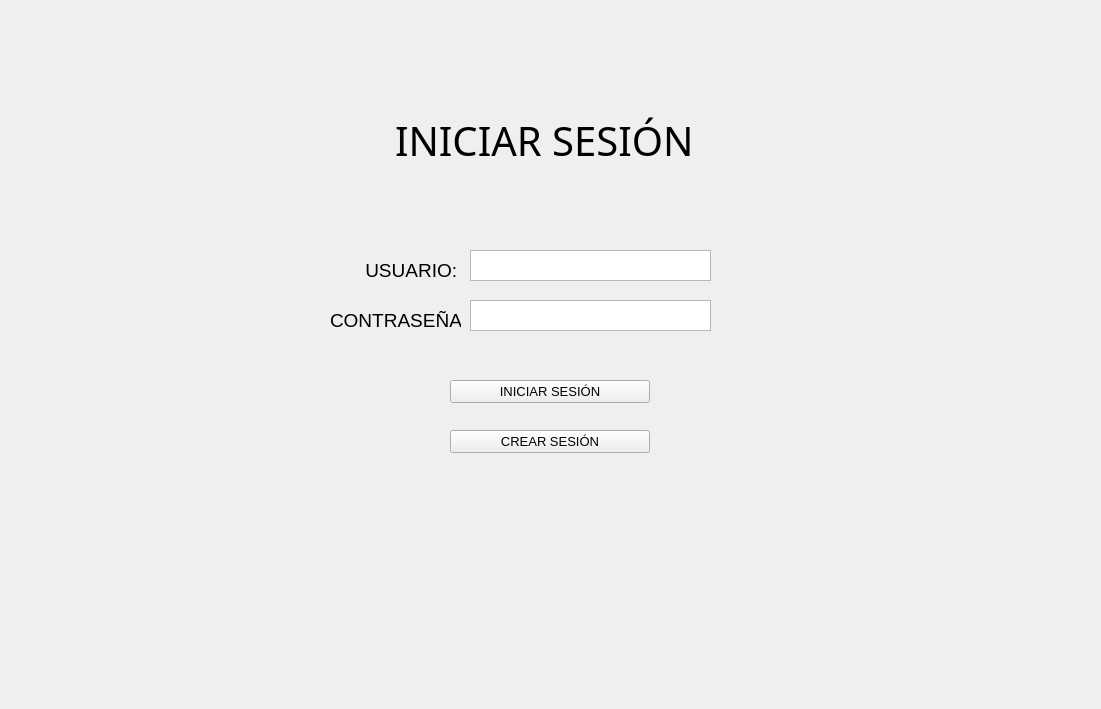
This is diseno.ui in joanmase/Projecte as Qt 5 draws it before an edit. The edited form follows.
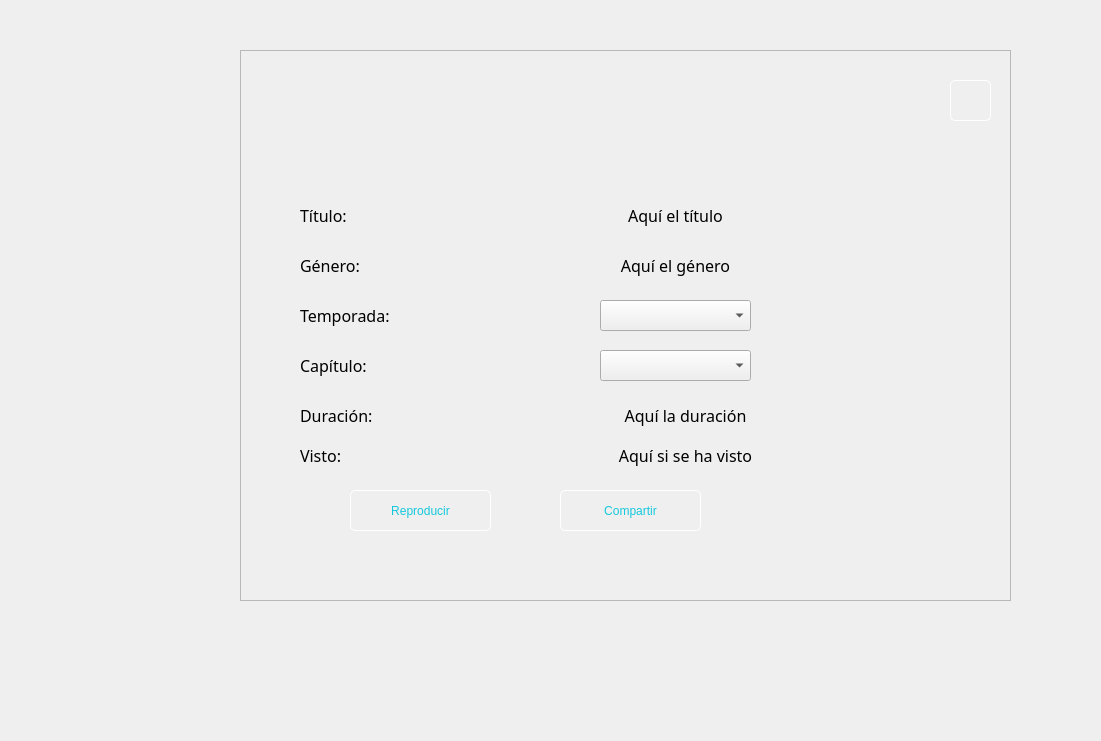
This is the edited form. Icons and pictures are not drawn.

```diff
--- a/diseno.ui
+++ b/diseno.ui
@@ -7,7 +7,7 @@
     <x>0</x>
     <y>0</y>
     <width>1101</width>
-    <height>709</height>
+    <height>741</height>
    </rect>
   </property>
   <property name="font">
@@ -33,158 +33,6 @@
     <property name="currentIndex">
      <number>0</number>
     </property>
-    <widget class="QWidget" name="page_3">
-     <widget class="QLabel" name="label_29">
-      <property name="geometry">
-       <rect>
-        <x>320</x>
-        <y>300</y>
-        <width>131</width>
-        <height>21</height>
-       </rect>
-      </property>
-      <property name="font">
-       <font>
-        <pointsize>14</pointsize>
-        <weight>50</weight>
-        <bold>false</bold>
-       </font>
-      </property>
-      <property name="text">
-       <string>CONTRASEÑA:</string>
-      </property>
-     </widget>
-     <widget class="QLabel" name="label_28">
-      <property name="geometry">
-       <rect>
-        <x>350</x>
-        <y>250</y>
-        <width>101</width>
-        <height>21</height>
-       </rect>
-      </property>
-      <property name="font">
-       <font>
-        <pointsize>14</pointsize>
-        <weight>50</weight>
-        <bold>false</bold>
-       </font>
-      </property>
-      <property name="text">
-       <string> USUARIO:</string>
-      </property>
-     </widget>
-     <widget class="QPushButton" name="pushButton">
-      <property name="geometry">
-       <rect>
-        <x>440</x>
-        <y>370</y>
-        <width>200</width>
-        <height>23</height>
-       </rect>
-      </property>
-      <property name="font">
-       <font>
-        <pointsize>10</pointsize>
-        <weight>50</weight>
-        <bold>false</bold>
-       </font>
-      </property>
-      <property name="text">
-       <string>INICIAR SESIÓN</string>
-      </property>
-     </widget>
-     <widget class="QTextBrowser" name="textBrowser_3">
-      <property name="geometry">
-       <rect>
-        <x>460</x>
-        <y>290</y>
-        <width>241</width>
-        <height>31</height>
-       </rect>
-      </property>
-      <property name="font">
-       <font>
-        <pointsize>12</pointsize>
-        <weight>50</weight>
-        <bold>false</bold>
-       </font>
-      </property>
-      <property name="html">
-       <string>&lt;!DOCTYPE HTML PUBLIC &quot;-//W3C//DTD HTML 4.0//EN&quot; &quot;http://www.w3.org/TR/REC-html40/strict.dtd&quot;&gt;
-&lt;html&gt;&lt;head&gt;&lt;meta name=&quot;qrichtext&quot; content=&quot;1&quot; /&gt;&lt;style type=&quot;text/css&quot;&gt;
-p, li { white-space: pre-wrap; }
-&lt;/style&gt;&lt;/head&gt;&lt;body style=&quot; font-family:'MS Shell Dlg 2'; font-size:12pt; font-weight:400; font-style:normal;&quot;&gt;
-&lt;p style=&quot;-qt-paragraph-type:empty; margin-top:0px; margin-bottom:0px; margin-left:0px; margin-right:0px; -qt-block-indent:0; text-indent:0px;&quot;&gt;&lt;br /&gt;&lt;/p&gt;&lt;/body&gt;&lt;/html&gt;</string>
-      </property>
-     </widget>
-     <widget class="QPushButton" name="pushButton_2">
-      <property name="geometry">
-       <rect>
-        <x>440</x>
-        <y>420</y>
-        <width>200</width>
-        <height>23</height>
-       </rect>
-      </property>
-      <property name="font">
-       <font>
-        <pointsize>10</pointsize>
-        <weight>50</weight>
-        <bold>false</bold>
-       </font>
-      </property>
-      <property name="text">
-       <string>CREAR SESIÓN</string>
-      </property>
-     </widget>
-     <widget class="QLabel" name="label_27">
-      <property name="geometry">
-       <rect>
-        <x>385</x>
-        <y>80</y>
-        <width>310</width>
-        <height>100</height>
-       </rect>
-      </property>
-      <property name="font">
-       <font>
-        <family>Shrikhand</family>
-        <pointsize>30</pointsize>
-        <weight>50</weight>
-        <italic>false</italic>
-        <bold>false</bold>
-       </font>
-      </property>
-      <property name="text">
-       <string>INICIAR SESIÓN</string>
-      </property>
-     </widget>
-     <widget class="QTextBrowser" name="textBrowser_2">
-      <property name="geometry">
-       <rect>
-        <x>460</x>
-        <y>240</y>
-        <width>241</width>
-        <height>31</height>
-       </rect>
-      </property>
-      <property name="font">
-       <font>
-        <pointsize>12</pointsize>
-        <weight>50</weight>
-        <bold>false</bold>
-       </font>
-      </property>
-      <property name="html">
-       <string>&lt;!DOCTYPE HTML PUBLIC &quot;-//W3C//DTD HTML 4.0//EN&quot; &quot;http://www.w3.org/TR/REC-html40/strict.dtd&quot;&gt;
-&lt;html&gt;&lt;head&gt;&lt;meta name=&quot;qrichtext&quot; content=&quot;1&quot; /&gt;&lt;style type=&quot;text/css&quot;&gt;
-p, li { white-space: pre-wrap; }
-&lt;/style&gt;&lt;/head&gt;&lt;body style=&quot; font-family:'MS Shell Dlg 2'; font-size:12pt; font-weight:400; font-style:normal;&quot;&gt;
-&lt;p style=&quot;-qt-paragraph-type:empty; margin-top:0px; margin-bottom:0px; margin-left:0px; margin-right:0px; -qt-block-indent:0; text-indent:0px;&quot;&gt;&lt;br /&gt;&lt;/p&gt;&lt;/body&gt;&lt;/html&gt;</string>
-      </property>
-     </widget>
-    </widget>
     <widget class="QWidget" name="page">
      <widget class="QFrame" name="frame_amigos">
       <property name="geometry">
@@ -872,6 +720,373 @@
       </widget>
      </widget>
     </widget>
+    <widget class="QWidget" name="page_3">
+     <widget class="QFrame" name="frame_2">
+      <property name="geometry">
+       <rect>
+        <x>230</x>
+        <y>40</y>
+        <width>771</width>
+        <height>551</height>
+       </rect>
+      </property>
+      <property name="styleSheet">
+       <string notr="true">QPushButton{
+font: 87 12pt &quot;Arial Black&quot;;
+background-color: #000000ff;
+color: rgb(20, 200, 220);
+border-radius: 5px;
+border: 1px solid white;
+
+}
+
+QLabel{
+font: 87 12pt &quot;Arial Black&quot;;
+color: #000000;
+
+}
+
+
+QPushButton:hover{
+background-color: white;
+}</string>
+      </property>
+      <property name="frameShape">
+       <enum>QFrame::StyledPanel</enum>
+      </property>
+      <property name="frameShadow">
+       <enum>QFrame::Raised</enum>
+      </property>
+      <widget class="QLabel" name="visto_2">
+       <property name="geometry">
+        <rect>
+         <x>300</x>
+         <y>380</y>
+         <width>291</width>
+         <height>51</height>
+        </rect>
+       </property>
+       <property name="font">
+        <font>
+         <family>Arial Black</family>
+         <pointsize>12</pointsize>
+         <weight>10</weight>
+         <italic>false</italic>
+         <bold>false</bold>
+        </font>
+       </property>
+       <property name="text">
+        <string>Aquí si se ha visto</string>
+       </property>
+       <property name="textFormat">
+        <enum>Qt::RichText</enum>
+       </property>
+       <property name="alignment">
+        <set>Qt::AlignCenter</set>
+       </property>
+      </widget>
+      <widget class="QComboBox" name="capitulo">
+       <property name="geometry">
+        <rect>
+         <x>360</x>
+         <y>300</y>
+         <width>151</width>
+         <height>31</height>
+        </rect>
+       </property>
+      </widget>
+      <widget class="QLabel" name="genero_2">
+       <property name="geometry">
+        <rect>
+         <x>290</x>
+         <y>190</y>
+         <width>291</width>
+         <height>51</height>
+        </rect>
+       </property>
+       <property name="font">
+        <font>
+         <family>Arial Black</family>
+         <pointsize>12</pointsize>
+         <weight>10</weight>
+         <italic>false</italic>
+         <bold>false</bold>
+        </font>
+       </property>
+       <property name="text">
+        <string>Aquí el género</string>
+       </property>
+       <property name="textFormat">
+        <enum>Qt::RichText</enum>
+       </property>
+       <property name="alignment">
+        <set>Qt::AlignCenter</set>
+       </property>
+      </widget>
+      <widget class="QPushButton" name="Compartir_2">
+       <property name="geometry">
+        <rect>
+         <x>320</x>
+         <y>440</y>
+         <width>141</width>
+         <height>41</height>
+        </rect>
+       </property>
+       <property name="text">
+        <string>Compartir</string>
+       </property>
+      </widget>
+      <widget class="QPushButton" name="Reproducir_3">
+       <property name="geometry">
+        <rect>
+         <x>710</x>
+         <y>30</y>
+         <width>41</width>
+         <height>41</height>
+        </rect>
+       </property>
+       <property name="styleSheet">
+        <string notr="true">border-image: url(:/prefijoNuevo/Cine/58253.png);
+hover{
+background-color: white;
+}
+</string>
+       </property>
+       <property name="text">
+        <string/>
+       </property>
+      </widget>
+      <widget class="QPushButton" name="Reproducir_4">
+       <property name="geometry">
+        <rect>
+         <x>110</x>
+         <y>440</y>
+         <width>141</width>
+         <height>41</height>
+        </rect>
+       </property>
+       <property name="text">
+        <string>Reproducir</string>
+       </property>
+      </widget>
+      <widget class="QLabel" name="label_28">
+       <property name="geometry">
+        <rect>
+         <x>60</x>
+         <y>140</y>
+         <width>151</width>
+         <height>51</height>
+        </rect>
+       </property>
+       <property name="font">
+        <font>
+         <family>Arial Black</family>
+         <pointsize>12</pointsize>
+         <weight>10</weight>
+         <italic>false</italic>
+         <bold>false</bold>
+        </font>
+       </property>
+       <property name="text">
+        <string>Título:</string>
+       </property>
+       <property name="textFormat">
+        <enum>Qt::RichText</enum>
+       </property>
+      </widget>
+      <widget class="QLabel" name="label_31">
+       <property name="geometry">
+        <rect>
+         <x>60</x>
+         <y>290</y>
+         <width>211</width>
+         <height>51</height>
+        </rect>
+       </property>
+       <property name="font">
+        <font>
+         <family>Arial Black</family>
+         <pointsize>12</pointsize>
+         <weight>10</weight>
+         <italic>false</italic>
+         <bold>false</bold>
+        </font>
+       </property>
+       <property name="text">
+        <string>Capítulo:</string>
+       </property>
+       <property name="textFormat">
+        <enum>Qt::RichText</enum>
+       </property>
+      </widget>
+      <widget class="QComboBox" name="temporada">
+       <property name="geometry">
+        <rect>
+         <x>360</x>
+         <y>250</y>
+         <width>151</width>
+         <height>31</height>
+        </rect>
+       </property>
+      </widget>
+      <widget class="QLabel" name="titulo_2">
+       <property name="geometry">
+        <rect>
+         <x>290</x>
+         <y>140</y>
+         <width>291</width>
+         <height>51</height>
+        </rect>
+       </property>
+       <property name="font">
+        <font>
+         <family>Arial Black</family>
+         <pointsize>12</pointsize>
+         <weight>10</weight>
+         <italic>false</italic>
+         <bold>false</bold>
+        </font>
+       </property>
+       <property name="text">
+        <string>Aquí el título</string>
+       </property>
+       <property name="textFormat">
+        <enum>Qt::RichText</enum>
+       </property>
+       <property name="alignment">
+        <set>Qt::AlignCenter</set>
+       </property>
+      </widget>
+      <widget class="QLabel" name="label_30">
+       <property name="geometry">
+        <rect>
+         <x>60</x>
+         <y>380</y>
+         <width>211</width>
+         <height>51</height>
+        </rect>
+       </property>
+       <property name="font">
+        <font>
+         <family>Arial Black</family>
+         <pointsize>12</pointsize>
+         <weight>10</weight>
+         <italic>false</italic>
+         <bold>false</bold>
+        </font>
+       </property>
+       <property name="text">
+        <string>Visto:</string>
+       </property>
+       <property name="textFormat">
+        <enum>Qt::RichText</enum>
+       </property>
+      </widget>
+      <widget class="QLabel" name="label_27">
+       <property name="geometry">
+        <rect>
+         <x>60</x>
+         <y>190</y>
+         <width>211</width>
+         <height>51</height>
+        </rect>
+       </property>
+       <property name="font">
+        <font>
+         <family>Arial Black</family>
+         <pointsize>12</pointsize>
+         <weight>10</weight>
+         <italic>false</italic>
+         <bold>false</bold>
+        </font>
+       </property>
+       <property name="text">
+        <string>Género:</string>
+       </property>
+       <property name="textFormat">
+        <enum>Qt::RichText</enum>
+       </property>
+      </widget>
+      <widget class="QLabel" name="label_29">
+       <property name="geometry">
+        <rect>
+         <x>60</x>
+         <y>240</y>
+         <width>211</width>
+         <height>51</height>
+        </rect>
+       </property>
+       <property name="font">
+        <font>
+         <family>Arial Black</family>
+         <pointsize>12</pointsize>
+         <weight>10</weight>
+         <italic>false</italic>
+         <bold>false</bold>
+        </font>
+       </property>
+       <property name="text">
+        <string>Temporada:</string>
+       </property>
+       <property name="textFormat">
+        <enum>Qt::RichText</enum>
+       </property>
+      </widget>
+      <widget class="QLabel" name="duracion_2">
+       <property name="geometry">
+        <rect>
+         <x>60</x>
+         <y>340</y>
+         <width>211</width>
+         <height>51</height>
+        </rect>
+       </property>
+       <property name="font">
+        <font>
+         <family>Arial Black</family>
+         <pointsize>12</pointsize>
+         <weight>10</weight>
+         <italic>false</italic>
+         <bold>false</bold>
+        </font>
+       </property>
+       <property name="text">
+        <string>Duración:</string>
+       </property>
+       <property name="textFormat">
+        <enum>Qt::RichText</enum>
+       </property>
+      </widget>
+      <widget class="QLabel" name="visto_3">
+       <property name="geometry">
+        <rect>
+         <x>300</x>
+         <y>340</y>
+         <width>291</width>
+         <height>51</height>
+        </rect>
+       </property>
+       <property name="font">
+        <font>
+         <family>Arial Black</family>
+         <pointsize>12</pointsize>
+         <weight>10</weight>
+         <italic>false</italic>
+         <bold>false</bold>
+        </font>
+       </property>
+       <property name="text">
+        <string>Aquí la duración</string>
+       </property>
+       <property name="textFormat">
+        <enum>Qt::RichText</enum>
+       </property>
+       <property name="alignment">
+        <set>Qt::AlignCenter</set>
+       </property>
+      </widget>
+     </widget>
+    </widget>
    </widget>
   </widget>
   <action name="actionUsuario">
```
Left out of the diff: 42 changed lines with no effect on the pictures.
